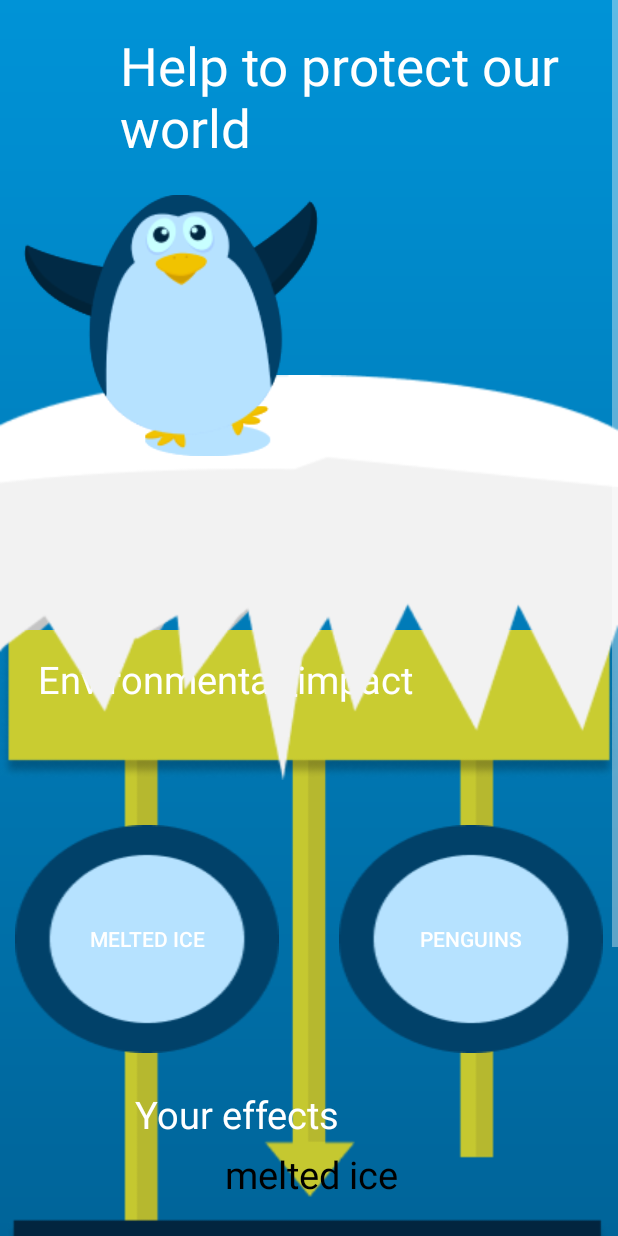
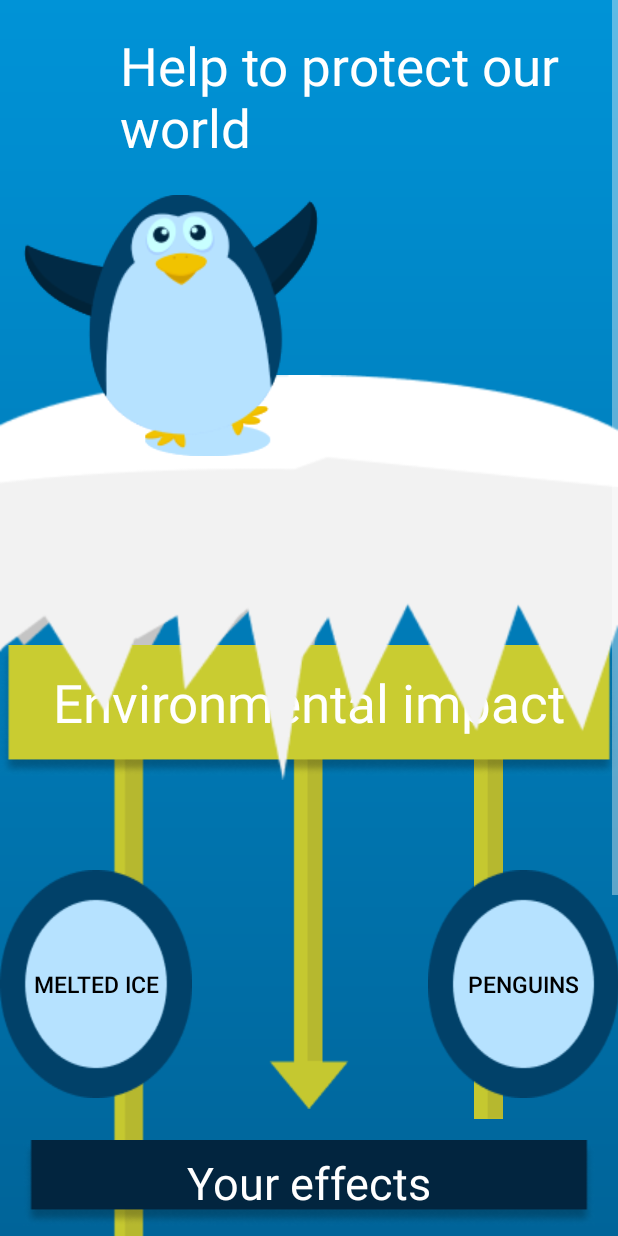
Before and after one commit to Urpanium/IceSaver, an Android app: the MainActivity screen opened directly, with no data from a screen before it, on a phone screen of 412 x 824 dp. Run offline under Robolectric (Android 15) with nearby library versions, the phone set to English and light mode, and no system bars.

Commit message:
Added and finished Main activity layout and some other stuff.

```diff
--- a/app/src/main/res/layout/main_activity.xml
+++ b/app/src/main/res/layout/main_activity.xml
@@ -12,8 +12,6 @@
         android:layout_height="match_parent">
 
 
-
-
         <LinearLayout
             android:layout_width="fill_parent"
             android:layout_height="wrap_content">
@@ -21,137 +19,26 @@
 
             <FrameLayout
                 android:layout_width="match_parent"
-                android:layout_height="wrap_content"
-                >
+                android:layout_height="wrap_content">
 
                 <TextView
                     android:layout_width="wrap_content"
                     android:layout_height="wrap_content"
-
-
+                    android:layout_marginLeft="80dp"
+                    android:layout_marginTop="20dp"
                     android:text="@string/main_title"
                     android:textColor="@color/white"
-                    android:textSize="35sp"
-                    android:layout_marginTop="20dp"
-                    android:layout_marginLeft="80dp"
-
-                    />
-
-
+                    android:textSize="35sp" />
 
 
                 <ImageView
                     android:id="@+id/main_glacier_back"
                     android:layout_width="fill_parent"
                     android:layout_height="wrap_content"
+                    android:layout_marginTop="330dp"
                     android:adjustViewBounds="true"
                     android:scaleType="fitCenter"
-                    app:srcCompat="@drawable/main_glacier_back"
-
-                    android:layout_marginTop="330dp"
-                    />
-
-                <ImageView
-                    android:id="@+id/main_table"
-                    android:layout_width="fill_parent"
-                    android:layout_height="wrap_content"
-
-                    android:adjustViewBounds="true"
-                    android:scaleType="fitCenter"
-
-                    android:layout_marginTop="420dp"
-                    app:srcCompat="@drawable/main_table"
-
-                    />
-
-
-                <LinearLayout
-                    android:layout_width="match_parent"
-                    android:layout_height="wrap_content"
-                    android:orientation="horizontal"
-                    android:layout_marginTop="550sp"
-                    android:weightSum="1">
-
-
-                    <Button
-                        android:id="@+id/main_ellipse_left"
-                        android:layout_width="wrap_content"
-                        android:layout_height="wrap_content"
-
-                        android:layout_marginLeft="10dp"
-                        android:layout_marginRight="20dp"
-                        android:scaleType="fitCenter"
-                        android:adjustViewBounds="true"
-
-
-                        android:onClick="startAddIce"
-
-                        android:layout_weight="0.5"
-                        android:background="@drawable/main_ellipse"
-                        android:text="melted ice"
-
-                        />
-
-                    <Button
-                        android:id="@+id/main_ellipse_right"
-                        android:layout_width="wrap_content"
-                        android:layout_height="wrap_content"
-
-                        android:layout_marginLeft="20dp"
-                        android:layout_marginRight="10dp"
-                        android:scaleType="fitCenter"
-                        android:adjustViewBounds="true"
-
-                        android:onClick="startAddPenguin"
-
-                        android:layout_weight="0.5"
-                        android:background="@drawable/main_ellipse"
-                        android:text="penguins"
-                        />
-
-
-                </LinearLayout>
-
-
-                <TextView
-                    android:id="@+id/main_table_title"
-                    android:layout_width="match_parent"
-                    android:layout_height="wrap_content"
-
-                    android:text="@string/main_table_environmental_impact"
-                    android:textColor="@color/white"
-                    android:textSize="25sp"
-
-                    android:layout_marginLeft="25dp"
-                    android:layout_marginTop="435dp"
-                    />
-
-                <TextView
-                    android:id="@+id/main_table_second_title"
-                    android:layout_width="match_parent"
-                    android:layout_height="wrap_content"
-
-                    android:text="@string/main_table_second_title"
-                    android:textColor="@color/white"
-                    android:textSize="25sp"
-
-                    android:layout_marginLeft="90dp"
-                    android:layout_marginTop="725dp"
-                    />
-
-                <TextView
-
-                    android:layout_width="match_parent"
-                    android:layout_height="wrap_content"
-
-                    android:text="@string/main_melted_ice_text"
-                    android:textColor="@color/primaryText"
-                    android:textSize="25sp"
-
-                    android:layout_marginLeft="150dp"
-                    android:layout_marginTop="765dp"
-
-                    />
+                    app:srcCompat="@drawable/main_glacier_back" />
 
 
                 <TextView
@@ -159,14 +46,136 @@
                     android:layout_width="match_parent"
                     android:layout_height="wrap_content"
 
-                    android:text="@string/main_melted_ice_for_life_default"
-                    android:textColor="@color/primaryText"
-                    android:textSize="25sp"
+                    android:layout_marginTop="870dp"
+                    android:layout_marginLeft="70dp"
+                    android:layout_marginRight="70dp"
+
+                    android:gravity="center"
+                    android:textSize="35sp"
+                    android:textColor="@color/white"
+                    android:text=""
+
+                    android:background="@drawable/main_table_up"
+
+                    />
+
+                <LinearLayout
+                    android:layout_width="match_parent"
+                    android:layout_height="wrap_content"
+                    android:orientation="horizontal"
+                    android:layout_marginTop="470dp"
+                    android:weightSum="1.5">
+
+                    <ImageView
+                        android:id="@+id/main_table_left_line"
+
+                        android:layout_width="match_parent"
+                        android:layout_height="wrap_content"
+                        android:layout_weight="0.5"
+
+                        android:layout_marginLeft="35dp"
+                        app:srcCompat="@drawable/main_table_left_line"
+                        />
+
+                    <ImageView
+                        android:id="@+id/main_table_central_line"
+                        android:layout_width="match_parent"
+                        android:layout_height="wrap_content"
+
+                        android:layout_weight="0.5"
+                        app:srcCompat="@drawable/main_table_central_line" />
+
+                    <ImageView
+                        android:id="@+id/main_table_right_line"
+                        android:layout_width="match_parent"
+                        android:layout_height="wrap_content"
+                        android:layout_weight="0.5"
+
+                        android:layout_marginRight="35dp"
+                        app:srcCompat="@drawable/main_table_right_line" />
+
+                </LinearLayout>
+
+                <TextView
+                    android:layout_width="match_parent"
+                    android:layout_height="wrap_content"
+
+                    android:layout_marginTop="760dp"
+                    android:layout_marginLeft="15dp"
+                    android:layout_marginRight="15dp"
+
+                    android:textColor="@color/white"
+                    android:textSize="30sp"
+                    android:text="@string/main_table_title_on_black"
+
+                    android:gravity="center"
+                    android:background="@drawable/main_table_text_on_black"
+                    />
 
 
-                    android:layout_marginLeft="95dp"
-                    android:layout_marginTop="825dp"
+                <TextView
+                    android:layout_width="fill_parent"
+                    android:layout_height="wrap_content"
+                    android:layout_marginTop="430dp"
+                    android:paddingBottom="10dp"
+                    android:text="@string/main_table_environmental_impact"
+                    android:textColor="@color/white"
+                    android:textSize="35sp"
+                    android:background="@drawable/main_table_up"
+                    android:gravity="center"
                     />
+
+
+
+                <LinearLayout
+                    android:layout_width="match_parent"
+                    android:layout_height="wrap_content"
+                    android:layout_marginTop="580sp"
+                    android:orientation="horizontal"
+                    android:weightSum="1.2">
+
+
+                    <Button
+                        android:id="@+id/main_ellipse_left"
+                        android:layout_width="match_parent"
+                        android:layout_height="match_parent"
+
+                        android:layout_weight="0.4"
+                        android:layout_marginRight="10dp"
+
+                        android:onClick="startAddIce"
+
+                        android:background="@drawable/main_ellipse"
+                        android:textSize="15sp"
+                        android:textColor="@color/primaryText"
+                        android:text="melted ice" />
+
+                    <TextView
+                        android:layout_width="match_parent"
+                        android:layout_height="match_parent"
+                        android:layout_weight="0.4"
+                        />
+
+
+                    <Button
+                        android:id="@+id/main_ellipse_right"
+                        android:layout_width="match_parent"
+                        android:layout_height="match_parent"
+
+                        android:layout_weight="0.4"
+                        android:layout_marginLeft="10dp"
+
+                        android:onClick="startAddPenguin"
+
+                        android:background="@drawable/main_ellipse"
+                        android:textSize="15sp"
+                        android:textColor="@color/primaryText"
+                        android:text="penguins" />
+
+
+
+                </LinearLayout>
+
 
 
                 <TextView
@@ -174,15 +183,16 @@
                     android:layout_width="wrap_content"
                     android:layout_height="wrap_content"
 
-                    android:text="@string/main_melted_ice_per_day"
+                    android:layout_marginLeft="45dp"
+                    android:layout_marginTop="1035dp"
+                    android:layout_marginRight="45dp"
+                    android:background="@drawable/main_table_up"
+
+
+                    android:gravity="center"
+                    android:text=""
                     android:textColor="@color/primaryText"
                     android:textSize="25sp"
-                    android:background="@drawable/main_ice_melted_per_day"
-
-                    android:gravity="center"
-                    android:layout_marginLeft="45dp"
-                    android:layout_marginRight="45dp"
-                    android:layout_marginTop="935dp"
 
                     />
 
@@ -190,18 +200,14 @@
                     android:layout_width="match_parent"
                     android:layout_height="wrap_content"
 
+                    android:layout_marginLeft="45dp"
+                    android:layout_marginTop="1110dp"
+                    android:layout_marginRight="45dp"
+
+                    android:gravity="center"
                     android:text="@string/main_text_stat"
                     android:textColor="@color/primaryText"
-                    android:textSize="25dp"
-
-                    android:gravity="center"
-                    android:layout_marginLeft="45dp"
-                    android:layout_marginRight="45dp"
-                    android:layout_marginTop="1040dp"
-
-
-                    />
-
+                    android:textSize="20sp" />
 
 
                 <ImageView
@@ -221,9 +227,9 @@
                     android:layout_width="wrap_content"
                     android:layout_height="wrap_content"
 
+                    android:layout_marginTop="130dp"
+
                     android:adjustViewBounds="true"
-
-                    android:layout_marginTop="130dp"
                     app:srcCompat="@drawable/main_penguin" />
 
                 <ImageView
@@ -231,14 +237,12 @@
                     android:layout_width="wrap_content"
                     android:layout_height="wrap_content"
 
+                    android:layout_marginTop="130dp"
+
                     android:adjustViewBounds="true"
-
-                    android:layout_marginTop="130dp"
                     app:srcCompat="@drawable/main_penguin" />
 
             </FrameLayout>
-
-
 
         </LinearLayout>
 
--- a/app/src/main/res/values/strings.xml
+++ b/app/src/main/res/values/strings.xml
@@ -25,11 +25,9 @@
     <string name="main_refill_blank">Change blank</string>
 
     <string name="main_title">Help to protect our world</string>
-    <string name="main_table_environmental_impact">Environmental_impact</string>
-    <string name="main_table_second_title">Your effects</string>
+    <string name="main_table_environmental_impact">Environmental impact</string>
+    <string name="main_table_title_on_black">Your effects</string>
     <string name="main_melted_ice_text">melted ice</string>
-    <string name="main_melted_ice_for_life_default">200 tonn/life</string>
-    <string name="main_melted_ice_per_day">1 tonn/day</string>
     <string name="main_text_stat">your statistics</string>
 
     <string name="add_ice_title">mellting ice</string>
```
Also changed, not shown: app/src/main/res/drawable/main_table.png (deleted), app/src/main/res/drawable/main_table_central_line.png (added), app/src/main/res/drawable/main_table_left_line.png (added), app/src/main/res/drawable/main_table_right_line.png (added), app/src/main/res/drawable/main_table_text_on_black.png (added), app/src/main/res/drawable/main_table_up.png (added), 1 other file.
